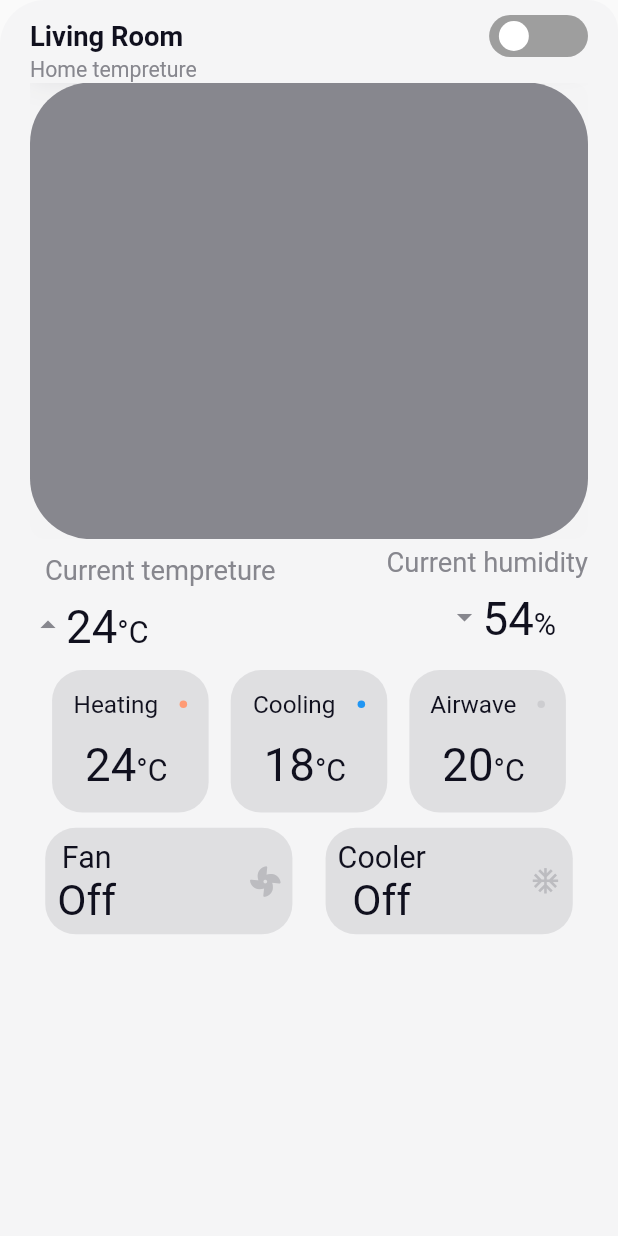
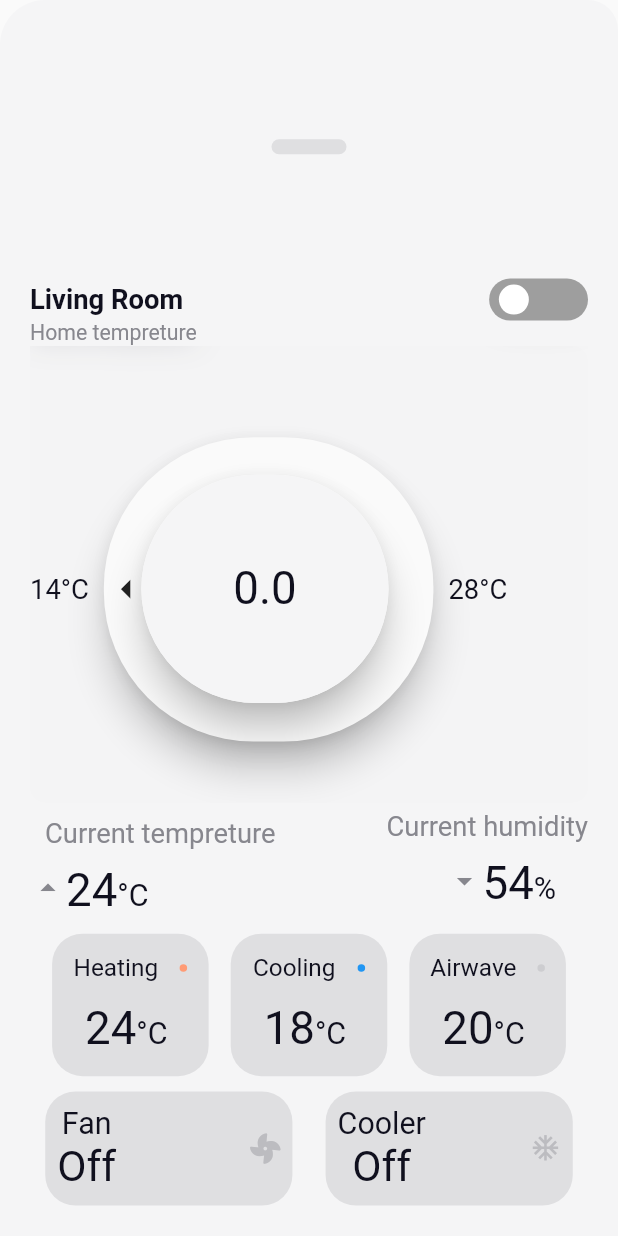
Before and after one commit to chetu-ko/SmartHomeTask, a Flutter app: the BottomSheetView widget shown alone on an empty page, opened directly with empty values, on a phone screen of 412 x 824 dp. Run offline on Flutter 3.47's test engine with Material 2 defaults, Android fonts, the light colour scheme and no system bars; drawn by our look-alikes of flutter_switch; our stand-ins replace flutter_screenutil, font_awesome_flutter, just_audio; missing offline and left inert: bottom_sheet.

Commit message:
updated the bottom sheet

```diff
--- a/lib/homescreen.dart
+++ b/lib/homescreen.dart
@@ -203,7 +203,7 @@ class _MyHomePageState extends State<MyHomePage> {
           crossAxisAlignment: CrossAxisAlignment.start,
           children: [
             Padding(
-              padding: const EdgeInsets.only(top: 20, left: 20),
+              padding: EdgeInsets.only(top: 20.h, left: 20.w),
               child: Text(
                 "Home",
                 style: TextStyle(
@@ -213,7 +213,7 @@ class _MyHomePageState extends State<MyHomePage> {
               ),
             ),
             Padding(
-              padding: const EdgeInsets.only(top: 0, left: 20),
+              padding: EdgeInsets.only(left: 20.w),
               child: Text(
                 "Tempreture",
                 style: TextStyle(
@@ -286,7 +286,7 @@ class _MyHomePageState extends State<MyHomePage> {
   void _showSheetWithoutList(BuildContext context) {
     showFlexibleBottomSheet<void>(
       minHeight: 0,
-      initHeight: 0.8,
+      initHeight: 0.85,
       maxHeight: 1,
       context: context,
       builder: (context, controller, offset) {
--- a/lib/widget/bottom_sheet.dart
+++ b/lib/widget/bottom_sheet.dart
@@ -5,6 +5,7 @@ import 'package:font_awesome_flutter/font_awesome_flutter.dart';
 
 import 'package:smarthomestack/main.dart';
 import 'package:smarthomestack/widget/blur_effect.dart';
+import 'package:smarthomestack/widget/rotate_widget.dart';
 
 class BottomSheetView extends StatefulWidget {
   final ScrollController scrollController;
@@ -46,7 +47,21 @@ class _BottomSheetViewState extends State<BottomSheetView> {
             ),
             child: Column(
               crossAxisAlignment: CrossAxisAlignment.start,
+              mainAxisAlignment: MainAxisAlignment.start,
               children: [
+                Expanded(
+                  flex: 1,
+                  child: Align(
+                    alignment: Alignment.center,
+                    child: Container(
+                      decoration: BoxDecoration(
+                          color: AppColor.subtext.withOpacity(0.2),
+                          borderRadius: BorderRadius.circular(40)),
+                      width: 50,
+                      height: 10,
+                    ),
+                  ),
+                ),
                 Row(
                   children: [
                     Text(
@@ -89,9 +104,39 @@ class _BottomSheetViewState extends State<BottomSheetView> {
                 FrostedDemo(
                   child: Container(
                     height: 300.h,
-                    decoration: BoxDecoration(
-                      color: AppColor.subtext,
-                      borderRadius: BorderRadius.circular(40.r),
+                    child: Padding(
+                      padding: EdgeInsets.only(top: 20),
+                      child: Row(
+                        children: [
+                          Wrap(
+                            children: [
+                              Text("14",
+                                  style: TextStyle(
+                                      fontSize: 18.sp, color: AppColor.text)),
+                              Padding(
+                                padding: const EdgeInsets.only(top: 0),
+                                child: Text("°C",
+                                    style: TextStyle(
+                                        fontSize: 18.sp, color: AppColor.text)),
+                              )
+                            ],
+                          ),
+                          TempController(),
+                          Wrap(
+                            children: [
+                              Text("28",
+                                  style: TextStyle(
+                                      fontSize: 18.sp, color: AppColor.text)),
+                              Padding(
+                                padding: const EdgeInsets.only(top: 0),
+                                child: Text("°C",
+                                    style: TextStyle(
+                                        fontSize: 18.sp, color: AppColor.text)),
+                              )
+                            ],
+                          ),
+                        ],
+                      ),
                     ),
                   ),
                 ),
@@ -114,10 +159,10 @@ class _BottomSheetViewState extends State<BottomSheetView> {
                 Row(
                   children: [
                     Padding(
-                      padding: EdgeInsets.only(left: 10.h),
+                      padding: EdgeInsets.only(left: 10.h, bottom: 20.h),
                       child: Container(
                         width: 150.w,
-                        height: 70.h,
+                        height: 75.h,
                         decoration: BoxDecoration(
                             color: AppColor.subtext.withOpacity(0.2),
                             borderRadius: BorderRadius.circular(20.r)),
@@ -152,10 +197,10 @@ class _BottomSheetViewState extends State<BottomSheetView> {
                     ),
                     const Spacer(),
                     Padding(
-                      padding: EdgeInsets.only(right: 10.h),
+                      padding: EdgeInsets.only(right: 10.h, bottom: 20.h),
                       child: Container(
                         width: 150.w,
-                        height: 70.h,
+                        height: 75.h,
                         decoration: BoxDecoration(
                             color: AppColor.subtext.withOpacity(0.2),
                             borderRadius: BorderRadius.circular(20.r)),
--- /dev/null
+++ b/lib/widget/rotate_widget.dart
@@ -0,0 +1,96 @@
+import 'dart:math';
+import 'package:flutter/material.dart';
+import 'package:flutter_screenutil/flutter_screenutil.dart';
+import 'package:smarthomestack/main.dart';
+
+class TempController extends StatefulWidget {
+  const TempController({Key? key}) : super(key: key);
+
+  @override
+  _TempControllerState createState() => _TempControllerState();
+}
+
+class _TempControllerState extends State<TempController> {
+  double finalAngle = 0.0;
+  double angle = 0.0;
+  @override
+  Widget build(BuildContext context) {
+    return Padding(
+      padding: const EdgeInsets.all(10.0),
+      child: Stack(
+        children: [
+          LayoutBuilder(
+            builder: (context, constraints) {
+              return GestureDetector(
+                behavior: HitTestBehavior.translucent,
+                onPanUpdate: (details) {
+                  Offset centerOfGestureDetector = Offset(
+                      constraints.maxWidth / 2, constraints.maxHeight / 2);
+                  final touchPositionFromCenter =
+                      details.localPosition - centerOfGestureDetector;
+                  print(touchPositionFromCenter.direction * 180 / pi);
+                  setState(
+                    () {
+                      angle = touchPositionFromCenter.direction * 180 / pi;
+                      finalAngle = touchPositionFromCenter.direction;
+                    },
+                  );
+                },
+                child: Transform.rotate(
+                  angle: finalAngle.isNegative ? 0 : finalAngle,
+                  child: Material(
+                    elevation: 10,
+                    borderRadius: BorderRadius.circular(100),
+                    child: Container(
+                      height: 200.h,
+                      width: 200.w,
+                      decoration: BoxDecoration(
+                        borderRadius: BorderRadius.circular(100),
+                      ),
+                      child: Row(
+                        mainAxisAlignment: MainAxisAlignment.start,
+                        children: [
+                          Icon(
+                            Icons.arrow_left,
+                            size: 30.sp,
+                          )
+                        ],
+                      ),
+                    ),
+                  ),
+                ),
+              );
+            },
+          ),
+          Positioned(
+            top: 25,
+            left: 25,
+            child: Material(
+              elevation: 10,
+              borderRadius: BorderRadius.circular(80),
+              child: Container(
+                height: 150.h,
+                width: 150.w,
+                decoration: BoxDecoration(
+                  color: AppColor.appwhite,
+                  borderRadius: BorderRadius.circular(80),
+                ),
+                child: Center(
+                  child: Text(
+                    angle.isNegative
+                        ? 0.toString()
+                        : angle.ceilToDouble().toString(),
+                    style: TextStyle(
+                      fontSize: 30.sp,
+                      color: AppColor.text,
+                    ),
+                  ),
+                ),
+              ),
+            ),
+          ),
+        ],
+      ),
+    );
+  }
+}
--- a/lib/widget/sound_view.dart
+++ b/lib/widget/sound_view.dart
@@ -87,6 +87,7 @@ class _SoundViewState extends State<SoundView> {
                     ],
                   ),
                   Row(
+                    mainAxisAlignment: MainAxisAlignment.spaceEvenly,
                     children: [
                       IconButton(
                           onPressed: () {
--- a/pubspec.yaml
+++ b/pubspec.yaml
@@ -39,6 +39,7 @@ dependencies:
   just_audio: ^0.9.18
   flutter_switch: ^0.3.2
   font_awesome_flutter: ^9.2.0
+  syncfusion_flutter_gauges: ^19.4.38
 
 dev_dependencies:
   flutter_test:
```
Also changed, not shown: pubspec.lock.
